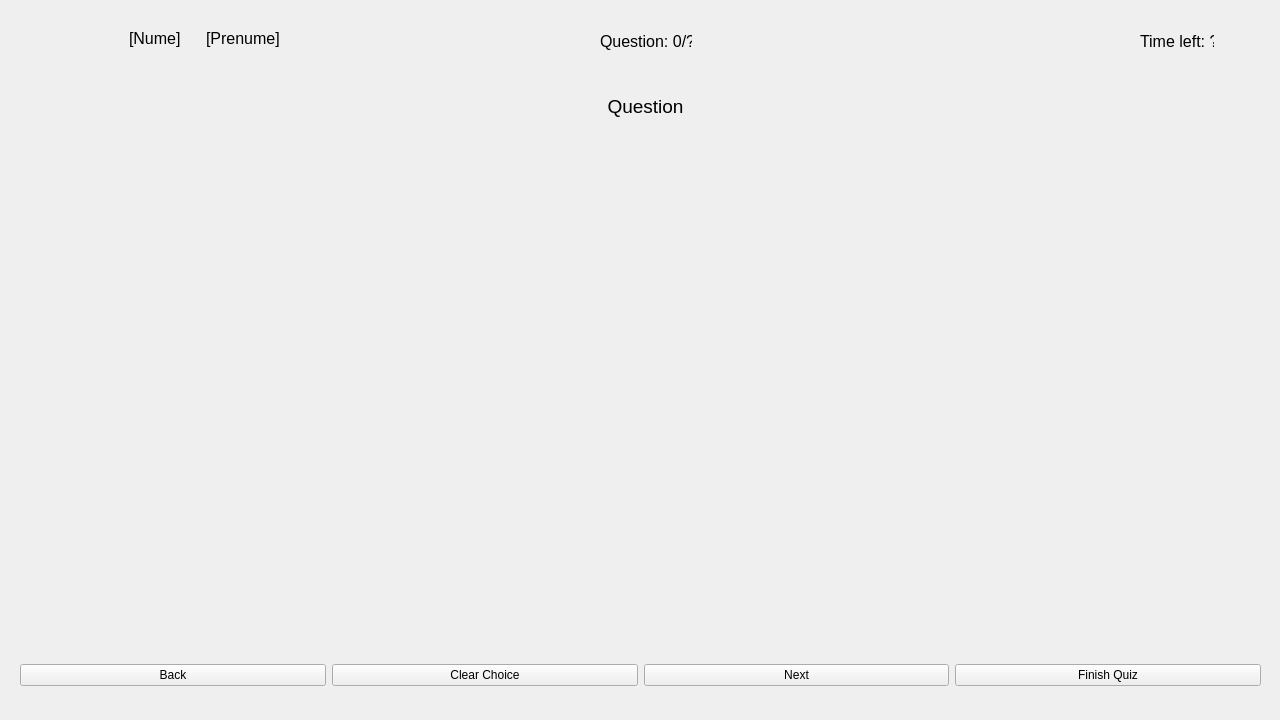
Old version of the form QuestionnaireGUI/QuestionForm.ui in the repository rareseanu/proiect-pa.
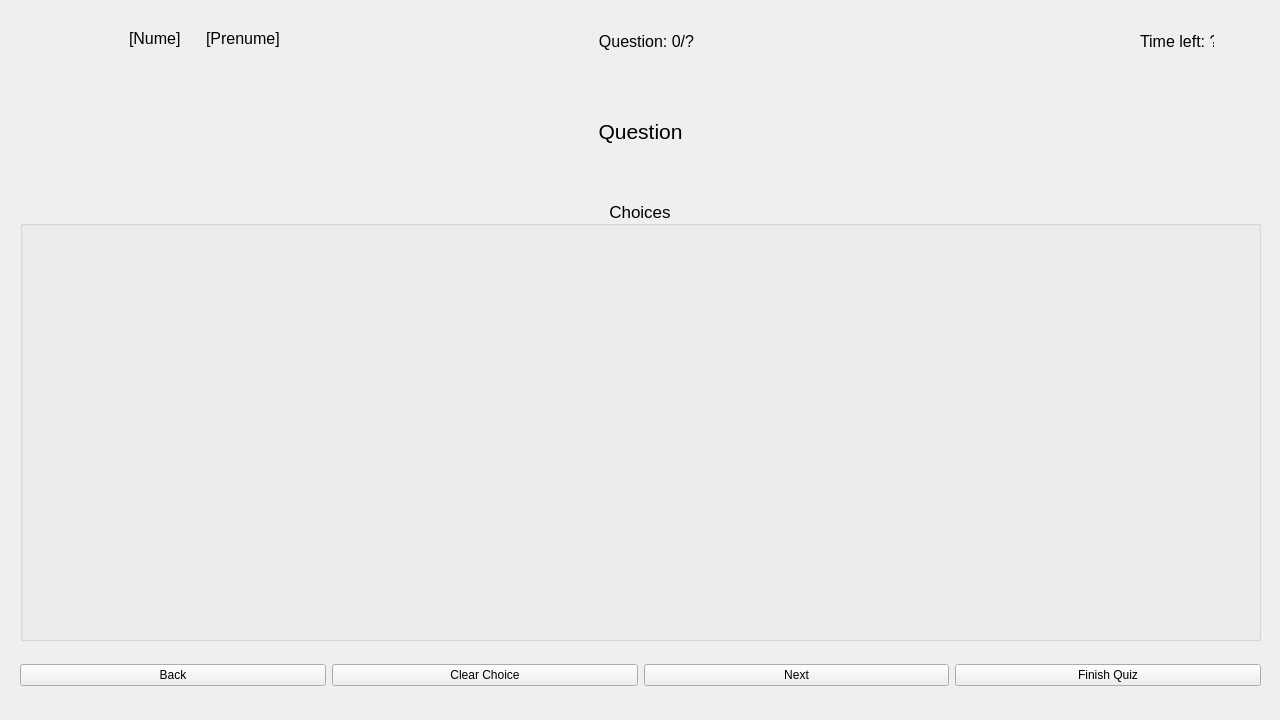
New version of the form. Icons and pictures are not drawn.

Commit message: ADD:Loading in GUI the given question.

Patch:
```diff
--- a/QuestionnaireGUI/QuestionForm.ui
+++ b/QuestionnaireGUI/QuestionForm.ui
@@ -85,24 +85,25 @@
    <widget class="QWidget" name="layoutWidget">
     <property name="geometry">
      <rect>
-      <x>570</x>
+      <x>20</x>
       <y>90</y>
-      <width>151</width>
-      <height>71</height>
+      <width>1241</width>
+      <height>82</height>
      </rect>
     </property>
     <layout class="QVBoxLayout" name="verticalLayout">
      <item>
       <widget class="QLabel" name="questionLabel">
-       <property name="text">
-        <string>&lt;html&gt;&lt;head/&gt;&lt;body&gt;&lt;p align=&quot;center&quot;&gt;&lt;span style=&quot; font-size:14pt;&quot;&gt;Question&lt;/span&gt;&lt;/p&gt;&lt;/body&gt;&lt;/html&gt;</string>
+       <property name="font">
+        <font>
+         <pointsize>16</pointsize>
+        </font>
        </property>
-      </widget>
-     </item>
-     <item>
-      <widget class="QLabel" name="answerLabel">
        <property name="text">
-        <string/>
+        <string>Question</string>
+       </property>
+       <property name="alignment">
+        <set>Qt::AlignCenter</set>
        </property>
       </widget>
      </item>
@@ -176,9 +177,9 @@
    <widget class="QLabel" name="questionNumeLabel">
     <property name="geometry">
      <rect>
-      <x>600</x>
+      <x>501</x>
       <y>30</y>
-      <width>92</width>
+      <width>291</width>
       <height>22</height>
      </rect>
     </property>
@@ -190,8 +191,11 @@
     <property name="text">
      <string>Question: 0/?</string>
     </property>
+    <property name="alignment">
+     <set>Qt::AlignCenter</set>
+    </property>
    </widget>
-   <widget class="QWidget" name="">
+   <widget class="QWidget" name="layoutWidget">
     <property name="geometry">
      <rect>
       <x>129</x>
@@ -239,6 +243,38 @@
      </item>
     </layout>
    </widget>
+   <widget class="QGroupBox" name="answerChoiceBox">
+    <property name="geometry">
+     <rect>
+      <x>20</x>
+      <y>200</y>
+      <width>1241</width>
+      <height>441</height>
+     </rect>
+    </property>
+    <property name="font">
+     <font>
+      <pointsize>13</pointsize>
+     </font>
+    </property>
+    <property name="layoutDirection">
+     <enum>Qt::LeftToRight</enum>
+    </property>
+    <property name="title">
+     <string>Choices</string>
+    </property>
+    <property name="alignment">
+     <set>Qt::AlignCenter</set>
+    </property>
+    <property name="checkable">
+     <bool>false</bool>
+    </property>
+    <layout class="QGridLayout" name="answerChoiceLayout" rowstretch="0">
+     <property name="sizeConstraint">
+      <enum>QLayout::SetDefaultConstraint</enum>
+     </property>
+    </layout>
+   </widget>
   </widget>
  </widget>
  <resources/>
```
Left out of the diff: 2 changed lines with no effect on the pictures. The commit also changes 4 other files.
